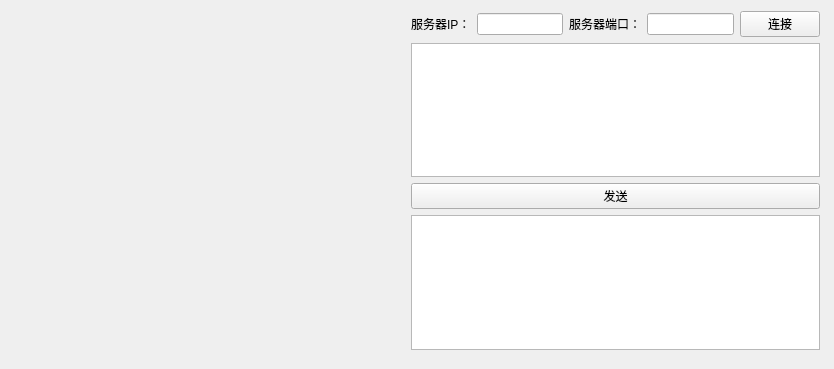
jiangyu945/git-jiangyu, file code/Pro/QT/TcpClient/widget.ui: the form before one commit.
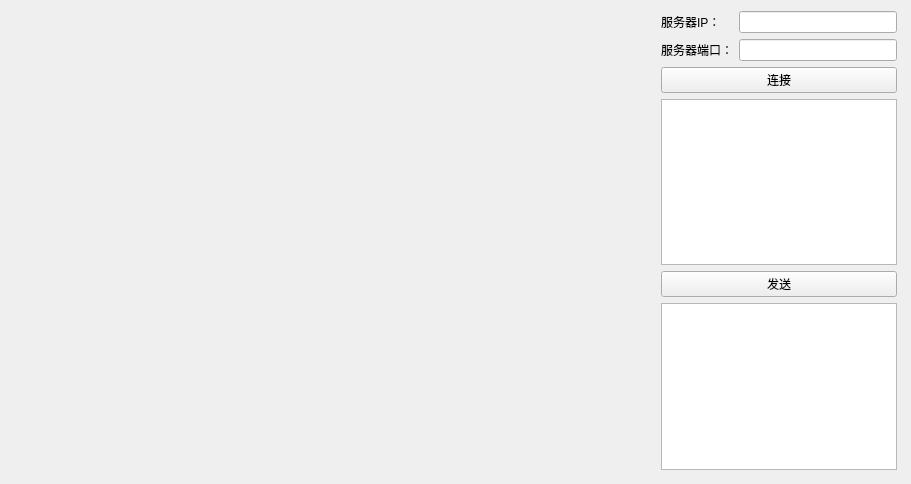
The form after the commit.

What changed in the file:
```diff
--- a/code/Pro/QT/TcpClient/widget.ui
+++ b/code/Pro/QT/TcpClient/widget.ui
@@ -6,35 +6,59 @@
    <rect>
     <x>0</x>
     <y>0</y>
-    <width>834</width>
-    <height>369</height>
+    <width>911</width>
+    <height>484</height>
    </rect>
   </property>
+  <property name="sizePolicy">
+   <sizepolicy hsizetype="Preferred" vsizetype="Preferred">
+    <horstretch>0</horstretch>
+    <verstretch>0</verstretch>
+   </sizepolicy>
+  </property>
   <property name="windowTitle">
    <string>TcpClient</string>
   </property>
+  <property name="layoutDirection">
+   <enum>Qt::LeftToRight</enum>
+  </property>
+  <widget class="QLabel" name="label_show">
+   <property name="geometry">
+    <rect>
+     <x>0</x>
+     <y>0</y>
+     <width>640</width>
+     <height>480</height>
+    </rect>
+   </property>
+   <property name="text">
+    <string/>
+   </property>
+  </widget>
   <widget class="QWidget" name="layoutWidget">
    <property name="geometry">
     <rect>
-     <x>400</x>
+     <x>650</x>
      <y>0</y>
-     <width>431</width>
-     <height>361</height>
+     <width>258</width>
+     <height>481</height>
     </rect>
    </property>
+   <layout class="QVBoxLayout" name="verticalLayout_3" stretch="0,0,0,0,0">
+    <item>
+     <layout class="QHBoxLayout" name="horizontalLayout" stretch="1,3">
+      <item>
    <layout class="QVBoxLayout" name="verticalLayout">
     <item>
-     <layout class="QHBoxLayout" name="horizontalLayout">
-      <item>
        <widget class="QLabel" name="label_serverIp">
         <property name="text">
          <string>服务器IP：</string>
         </property>
-       </widget>
-      </item>
-      <item>
-       <widget class="QLineEdit" name="lineEdit_ServerIP"/>
-      </item>
+          <property name="alignment">
+           <set>Qt::AlignLeading|Qt::AlignLeft|Qt::AlignVCenter</set>
+          </property>
+         </widget>
+        </item>
       <item>
        <widget class="QLabel" name="label_serverPort">
         <property name="text">
@@ -42,6 +66,13 @@
         </property>
        </widget>
       </item>
+       </layout>
+      </item>
+      <item>
+       <layout class="QVBoxLayout" name="verticalLayout_2">
+        <item>
+         <widget class="QLineEdit" name="lineEdit_ServerIP"/>
+        </item>
       <item>
        <widget class="QLineEdit" name="lineEdit_ServerPort">
         <property name="enabled">
@@ -49,6 +80,10 @@
         </property>
        </widget>
       </item>
+       </layout>
+      </item>
+     </layout>
+    </item>
       <item>
        <widget class="QPushButton" name="pushButton_connectToServer">
         <property name="text">
@@ -56,8 +91,6 @@
         </property>
        </widget>
       </item>
-     </layout>
-    </item>
     <item>
      <widget class="QTextEdit" name="textEdit_RecvBuf"/>
     </item>
@@ -73,19 +106,6 @@
     </item>
    </layout>
   </widget>
-  <widget class="QLabel" name="label_show">
-   <property name="geometry">
-    <rect>
-     <x>9</x>
-     <y>9</y>
-     <width>381</width>
-     <height>351</height>
-    </rect>
-   </property>
-   <property name="text">
-    <string/>
-   </property>
-  </widget>
  </widget>
  <layoutdefault spacing="6" margin="11"/>
  <resources/>
```
Lines whose indentation alone changed are shown as unchanged.
